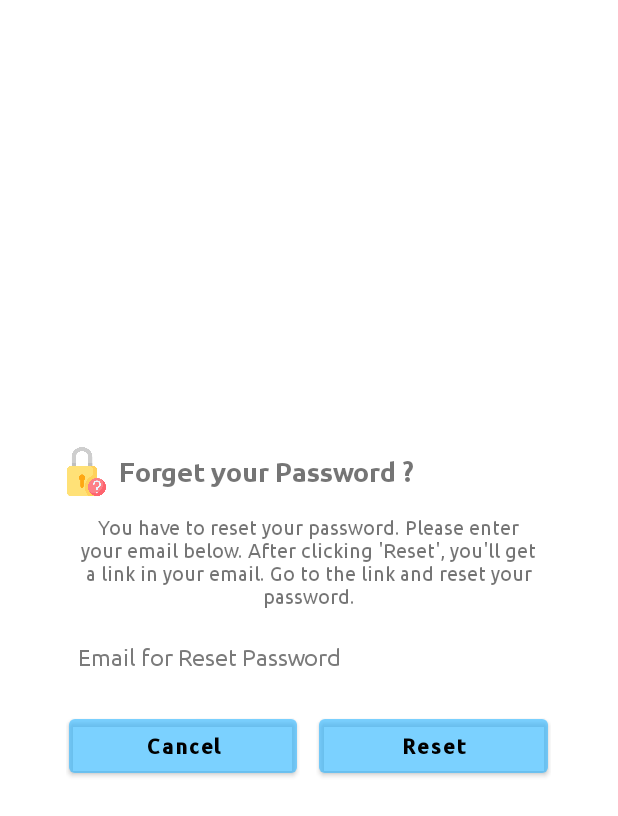
After one commit to wadud6065/Daily-Essential, an Android app: the layout layout_reset_password.xml on its own in the app's theme, with its tools: preview values and no code run, on a phone screen of 412 x 824 dp. The commit adds this screen. Shown: the top 816 px of the screen. Run offline under Robolectric (Android 15) with nearby library versions, the phone set to English and light mode, and no system bars.

Commit message:
Create Forget Password Dialog

```diff
--- a/app/src/main/java/com/example/dailyessential/auth/LogInActivity.java
+++ b/app/src/main/java/com/example/dailyessential/auth/LogInActivity.java
@@ -3,6 +3,9 @@ package com.example.dailyessential.auth;
 import androidx.annotation.NonNull;
 import androidx.appcompat.app.AppCompatActivity;
 
+import android.annotation.SuppressLint;
+import android.app.Activity;
+import android.app.Dialog;
 import android.content.Intent;
 import android.os.Bundle;
 import android.util.Patterns;
@@ -18,7 +21,10 @@ import android.widget.Toast;
 import com.example.dailyessential.DashBoard;
 import com.example.dailyessential.MainActivity;
 import com.example.dailyessential.R;
+import com.example.dailyessential.notes.model.EditNoteActivity;
 import com.google.android.gms.tasks.OnCompleteListener;
+import com.google.android.gms.tasks.OnFailureListener;
+import com.google.android.gms.tasks.OnSuccessListener;
 import com.google.android.gms.tasks.Task;
 import com.google.firebase.auth.AuthResult;
 import com.google.firebase.auth.FirebaseAuth;
@@ -30,7 +36,7 @@ public class LogInActivity extends AppCompatActivity {
 
     private EditText email, password;
     private Button logInBtn;
-    private TextView registerText;
+    private TextView registerText, forgetText;
     private ProgressBar progressBar;
     private FirebaseAuth mAuth;
 
@@ -47,6 +53,8 @@ public class LogInActivity extends AppCompatActivity {
         logInBtn = findViewById(R.id.logInBtn);
         registerText = findViewById(R.id.register);
         progressBar = findViewById(R.id.progressBar);
+        forgetText = findViewById(R.id.forgotPassText);
+
         mAuth = FirebaseAuth.getInstance();
 
         /**
@@ -66,6 +74,14 @@ public class LogInActivity extends AppCompatActivity {
             @Override
             public void onClick(View v) {
                 logInUser();
+            }
+        });
+
+        forgetText.setOnClickListener(new View.OnClickListener() {
+            @Override
+            public void onClick(View view) {
+                CustomDialogClass cd = new CustomDialogClass(LogInActivity.this);
+                cd.show();
             }
         });
     }
@@ -119,4 +135,63 @@ public class LogInActivity extends AppCompatActivity {
                     }
                 });
     }
+
+    /**
+     * A custom dialog. It will ask you if you want to reset your email password
+     * */
+    public class CustomDialogClass extends Dialog implements
+            android.view.View.OnClickListener {
+
+        public Activity c;
+        Button cancelBtn, resetBtn;
+        EditText resetMailEditText;
+
+        public CustomDialogClass(Activity a) {
+            super(a);
+            this.c = a;
+        }
+
+        @Override
+        protected void onCreate(Bundle savedInstanceState) {
+            super.onCreate(savedInstanceState);
+            requestWindowFeature(Window.FEATURE_NO_TITLE);
+            setContentView(R.layout.layout_reset_password);
+
+            cancelBtn = findViewById(R.id.cancel);
+            resetBtn = findViewById(R.id.reset);
+            resetMailEditText = findViewById(R.id.resetPasswordMail);
+            cancelBtn.setOnClickListener(this);
+            resetBtn.setOnClickListener(this);
+        }
+
+        @SuppressLint("NonConstantResourceId")
+        @Override
+        public void onClick(View v) {
+            switch (v.getId()) {
+                case R.id.reset:
+                    String resetEmailText = resetMailEditText.getText().toString().trim();
+
+                    if(resetEmailText.isEmpty()) {
+                        Toast.makeText(LogInActivity.this, "Email is required", Toast.LENGTH_SHORT);
+//                        resetMailEditText.setError("Email is required");
+//                        resetMailEditText.requestFocus();
+                    }
+
+                    if(!Patterns.EMAIL_ADDRESS.matcher(resetEmailText).matches()) {
+//                        resetMailEditText.setError("Please Provide a valid email");
+//                        resetMailEditText.requestFocus();
+                    }
+
+                    break;
+
+                case R.id.cancel:
+                    dismiss();
+                    break;
+
+                default:
+                    break;
+            }
+            dismiss();
+        }
+    }
 }
--- a/app/src/main/res/layout/activity_log_in.xml
+++ b/app/src/main/res/layout/activity_log_in.xml
@@ -71,9 +71,12 @@
         android:drawablePadding="20dp"
         android:fontFamily="@font/ubuntu_regular"
         android:hint="Email"
+        android:imeOptions="actionDone"
+        android:importantForAutofill="no"
         android:padding="20dp"
         android:textColor="@color/white"
-        android:textColorHint="@color/white" />
+        android:textColorHint="@color/white"
+        android:inputType="textEmailAddress"/>
 
     <EditText
         android:id="@+id/password"
@@ -92,6 +95,7 @@
         android:inputType="textPassword"
         android:padding="20dp"
         android:textColor="@color/white"
+        android:imeOptions="actionDone"
         android:textColorHint="@color/white" />
 
 
@@ -121,7 +125,6 @@
         android:textSize="15sp" />
 
     <TextView
-        android:fontFamily="@font/ubuntu_regular"
         android:id="@+id/forgotPassText"
         android:layout_width="wrap_content"
         android:layout_height="wrap_content"
@@ -130,8 +133,11 @@
         android:layout_marginTop="0dp"
         android:layout_marginEnd="10dp"
         android:layout_marginBottom="20dp"
+        android:fontFamily="@font/ubuntu_regular"
         android:text="Forgot password?"
-        android:textColor="@color/white" />
+        android:textColor="@color/white"
+        android:clickable="true"
+        android:focusable="true" />
 
     <TextView
         android:fontFamily="@font/ubuntu_regular"
--- a/app/src/main/res/layout/activity_register.xml
+++ b/app/src/main/res/layout/activity_register.xml
@@ -66,8 +66,7 @@
         app:startIconDrawable="@drawable/ic_baseline_person_outline_24"
         app:layout_constraintEnd_toEndOf="parent"
         app:layout_constraintStart_toStartOf="parent"
-        app:layout_constraintTop_toBottomOf="@+id/view5"
-        >
+        app:layout_constraintTop_toBottomOf="@+id/view5">
 
         <com.google.android.material.textfield.TextInputEditText
             android:id="@+id/usernameText"
--- /dev/null
+++ b/app/src/main/res/layout/layout_reset_password.xml
@@ -0,0 +1,137 @@
+<?xml version="1.0" encoding="utf-8"?>
+<androidx.constraintlayout.widget.ConstraintLayout
+    xmlns:android="http://schemas.android.com/apk/res/android"
+    xmlns:tools="http://schemas.android.com/tools"
+    android:layout_width="350dp"
+    android:layout_height="wrap_content"
+    xmlns:app="http://schemas.android.com/apk/res-auto"
+    android:id="@+id/layoutResetPasswordContainer"
+    android:layout_gravity="center"
+    android:layout_margin="@dimen/_10sdp"
+    android:background="@drawable/background_dailog">
+
+    <ImageView
+        android:id="@+id/imageDeleteNote"
+        android:layout_width="@dimen/_25sdp"
+        android:layout_height="@dimen/_25sdp"
+        android:layout_marginStart="@dimen/_8sdp"
+        android:layout_marginLeft="@dimen/_8sdp"
+        android:layout_marginTop="@dimen/_8sdp"
+        android:contentDescription="@string/app_name"
+        android:src="@drawable/forgot_password"
+        app:layout_constraintStart_toStartOf="parent"
+        app:layout_constraintTop_toTopOf="parent"
+        />
+
+    <TextView
+        android:layout_width="0dp"
+        android:layout_height="wrap_content"
+        android:fontFamily="@font/ubuntu_bold"
+        android:includeFontPadding="false"
+        android:layout_marginStart="5dp"
+        android:text="Forget your Password ?"
+        android:textSize="@dimen/_14ssp"
+        app:layout_constraintBottom_toBottomOf="@+id/imageDeleteNote"
+        app:layout_constraintEnd_toEndOf="parent"
+        app:layout_constraintStart_toEndOf="@+id/imageDeleteNote"
+        app:layout_constraintTop_toTopOf="@+id/imageDeleteNote" />
+
+    <TextView
+        android:id="@+id/textDeleteNoteMassage"
+        android:layout_width="match_parent"
+        android:layout_height="wrap_content"
+        android:layout_marginStart="@dimen/_8sdp"
+        android:layout_marginEnd="@dimen/_8sdp"
+        android:layout_marginTop="@dimen/_10sdp"
+        android:fontFamily="@font/ubuntu_regular"
+        android:gravity="center"
+        android:includeFontPadding="false"
+        android:paddingStart="@dimen/_8sdp"
+        android:paddingEnd="@dimen/_8sdp"
+        android:text="You have to reset your password. Please enter your email below. After clicking 'Reset', you'll get a link in your email. Go to the link and reset your password."
+        android:textSize="@dimen/_10ssp"
+        app:layout_constraintTop_toBottomOf="@id/imageDeleteNote"
+        />
+
+    <EditText
+        android:id="@+id/resetPasswordMail"
+        android:layout_width="match_parent"
+        android:layout_height="@dimen/_30sdp"
+        android:layout_marginTop="@dimen/_10sdp"
+        android:layout_marginLeft="@dimen/_10sdp"
+        android:layout_marginRight="@dimen/_10sdp"
+        android:paddingLeft="8dp"
+        android:paddingRight="8dp"
+        android:background="@null"
+        android:fontFamily="@font/ubuntu_regular"
+        android:hint="Email for Reset Password"
+        android:imeOptions="actionDone"
+        android:importantForAutofill="no"
+        android:includeFontPadding="false"
+        android:inputType="textEmailAddress"
+        android:textColor="@color/black"
+        android:textColorHint="@color/colorTextHint"
+        android:textSize="@dimen/_12ssp"
+        app:layout_constraintTop_toBottomOf="@id/textDeleteNoteMassage"
+        tools:ignore="TextFields" />
+
+
+    <LinearLayout
+        android:layout_width="match_parent"
+        android:layout_height="wrap_content"
+        app:layout_constraintBottom_toBottomOf="parent"
+        app:layout_constraintEnd_toEndOf="parent"
+        app:layout_constraintTop_toBottomOf="@id/resetPasswordMail"
+        android:orientation="horizontal"
+        android:layout_margin="@dimen/_10sdp"
+        android:gravity="center">
+
+        <RelativeLayout
+            android:layout_width="0dp"
+            android:layout_height="wrap_content"
+            android:layout_weight="1"
+            android:layout_marginRight="5dp">
+
+            <Button
+                android:id="@+id/cancel"
+                android:layout_width="match_parent"
+                android:layout_height="wrap_content"
+                android:layout_marginStart="2dp"
+                android:layout_marginTop="2dp"
+                android:layout_marginEnd="2dp"
+                android:layout_marginBottom="2dp"
+                android:backgroundTint="@color/colorBlueT"
+                android:fontFamily="@font/ubuntu_medium"
+                android:text="Cancel"
+                android:textAllCaps="false"
+                android:textColor="#000"
+                android:textStyle="bold" />
+
+        </RelativeLayout>
+
+        <RelativeLayout
+            android:layout_width="0dp"
+            android:layout_height="wrap_content"
+            android:layout_weight="1"
+            android:layout_marginLeft="5dp">
+
+            <Button
+                android:id="@+id/reset"
+                android:layout_width="match_parent"
+                android:layout_height="wrap_content"
+                android:layout_marginStart="2dp"
+                android:layout_marginTop="2dp"
+                android:layout_marginEnd="2dp"
+                android:layout_marginBottom="2dp"
+                android:backgroundTint="@color/colorBlueT"
+                android:fontFamily="@font/ubuntu_medium"
+                android:text="Reset"
+                android:textAllCaps="false"
+                android:textColor="#000"
+                android:textStyle="bold" />
+
+        </RelativeLayout>
+
+    </LinearLayout>
+
+</androidx.constraintlayout.widget.ConstraintLayout>
```
Also changed, not shown: app/src/main/res/drawable/forgot_password.png (added), 1 other file.
